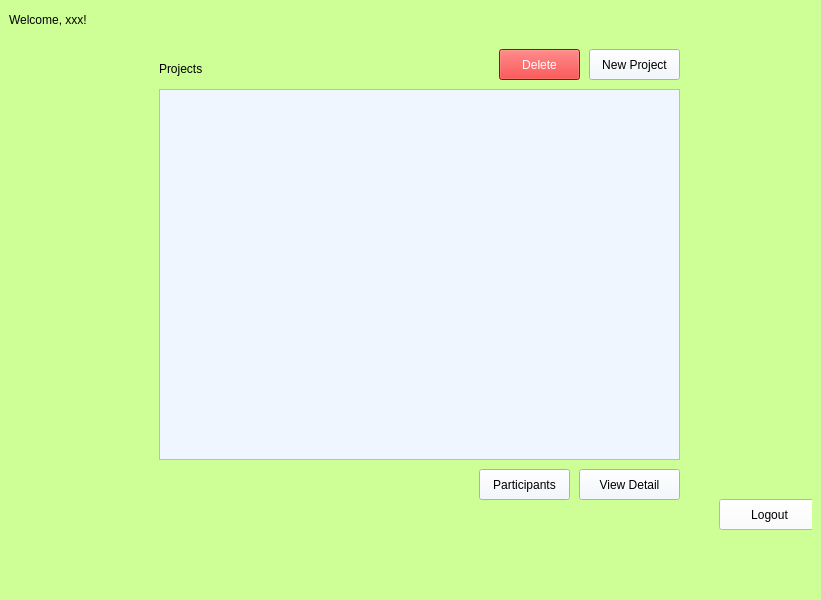
Above: management_tool.ui from A1phaMark/COEN275_Project_ui before the change. Below: the same form after it.
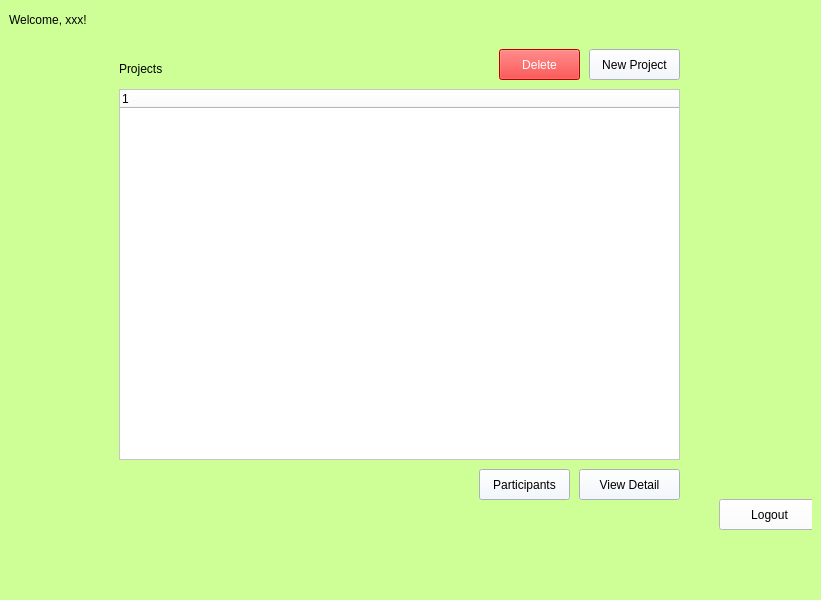
That is the form after the change. The open tabs and pages were chosen to show the change.

Commit message:
change color and project list
1. Add tree list as project list in main page
2. Clear userID and password in login page
3. Change all color to black

```diff
--- a/management_tool.ui
+++ b/management_tool.ui
@@ -210,30 +210,18 @@
          <string>Welcome, xxx!</string>
         </property>
        </widget>
-       <widget class="QListWidget" name="projectList">
-        <property name="geometry">
-         <rect>
-          <x>150</x>
-          <y>80</y>
-          <width>521</width>
-          <height>371</height>
-         </rect>
-        </property>
-        <property name="styleSheet">
-         <string notr="true">background-color: rgb(240, 246, 255);</string>
-        </property>
-       </widget>
        <widget class="QLabel" name="label_10">
         <property name="geometry">
          <rect>
-          <x>150</x>
+          <x>110</x>
           <y>50</y>
           <width>63</width>
           <height>20</height>
          </rect>
         </property>
         <property name="styleSheet">
-         <string notr="true">font: 11pt &quot;Segoe UI&quot;;</string>
+         <string notr="true">color: rgb(0, 0, 0);
+font: 11pt &quot;Segoe UI&quot;;</string>
         </property>
         <property name="text">
          <string>Projects</string>
@@ -304,6 +292,25 @@
          <string>Delete</string>
         </property>
        </widget>
+       <widget class="QTreeWidget" name="projectList_2">
+        <property name="geometry">
+         <rect>
+          <x>110</x>
+          <y>80</y>
+          <width>561</width>
+          <height>371</height>
+         </rect>
+        </property>
+        <property name="styleSheet">
+         <string notr="true">color: rgb(0, 0, 0);
+background-color: rgb(255, 255, 255);</string>
+        </property>
+        <column>
+         <property name="text">
+          <string notr="true">1</string>
+         </property>
+        </column>
+       </widget>
       </widget>
       <widget class="QWidget" name="page_2_Project">
        <widget class="QLabel" name="projectName">
```
Left out of the diff: 211 changed lines with no effect on the pictures. The commit also changes 1 other file.
